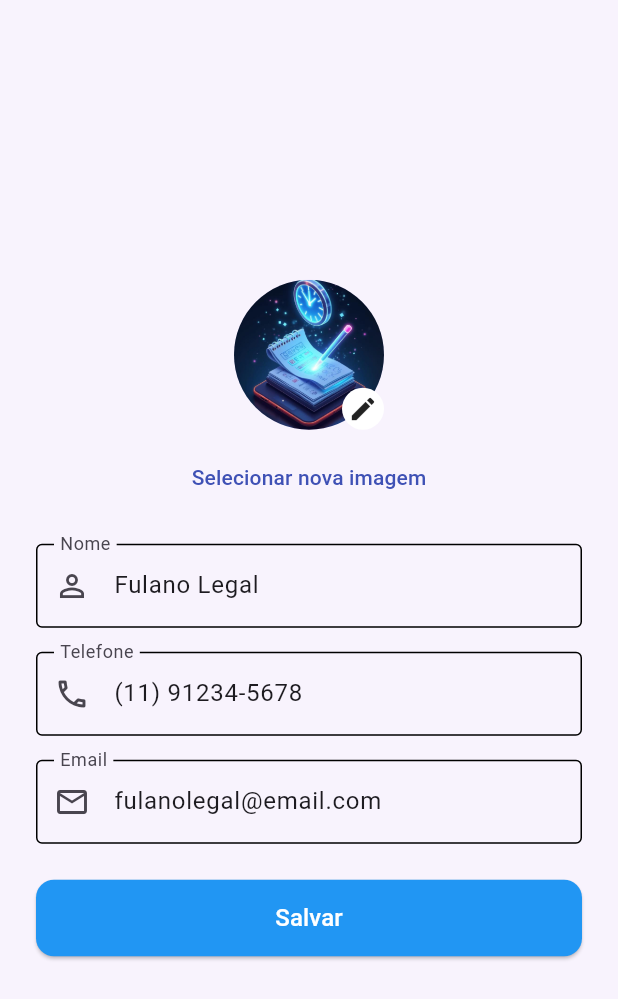
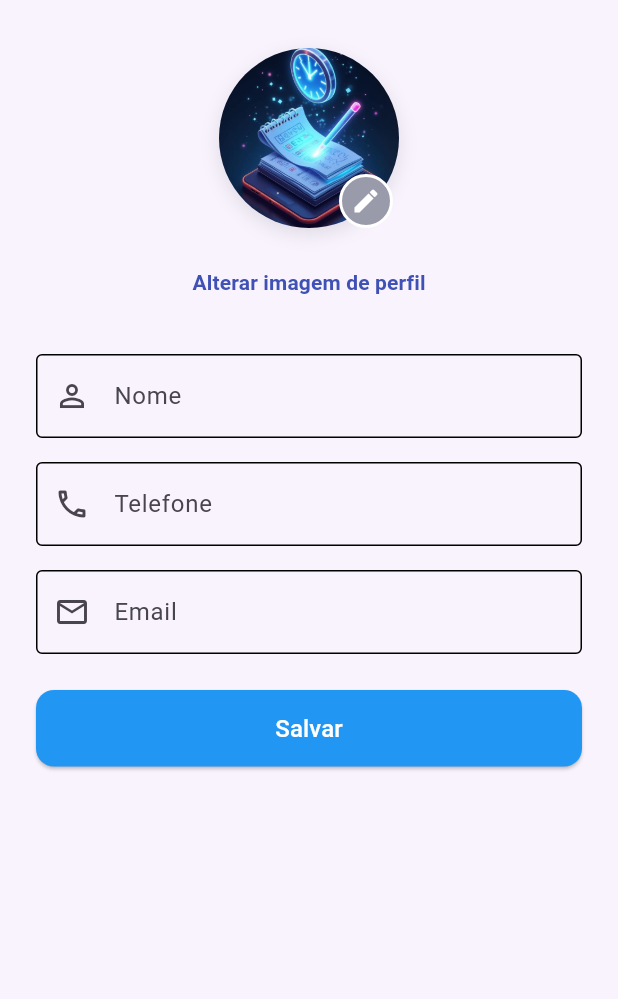
Before and after one commit to kawamotomarcela/TDL_Lembretes, a Flutter app: the ProfilePage screen opened by its route, on a phone screen of 412 x 824 dp. Shown: the top 999 px of the screen. Run offline on Flutter 3.47's test engine with Material 3 defaults, Android fonts, the light colour scheme and no system bars; our stand-ins replace fl_chart, flutter_multi_formatter, google_fonts, table_calendar; accounts and stored records are empty.

Commit message:
integração do perfil do usuário com provider e exibição de pontos na loja

```diff
--- a/Frontend/lib/pages/home/home_page.dart
+++ b/Frontend/lib/pages/home/home_page.dart
@@ -1,4 +1,6 @@
 import 'package:flutter/material.dart';
+import 'package:provider/provider.dart';
+import '../../providers/usuario_provider.dart';
 import 'widgets/home_header.dart';
 import 'widgets/welcome_banner.dart';
 import 'widgets/task_overview_widget.dart';
@@ -6,18 +8,19 @@ import 'widgets/points_widget.dart';
 import 'widgets/news_section.dart';
 
 class HomePage extends StatelessWidget {
-  final String userName;
-
-  const HomePage({super.key, required this.userName});
+  const HomePage({super.key});
 
   @override
   Widget build(BuildContext context) {
-    return SingleChildScrollView(
+    final usuario = context.watch<UsuarioProvider>().usuario;
+
+    return Scaffold(
+      body: SingleChildScrollView(
         padding: const EdgeInsets.all(16),
         child: Column(
           crossAxisAlignment: CrossAxisAlignment.start,
           children: [
-          HomeHeader(userName: userName),
+            HomeHeader(userName: usuario?.nome ?? 'Usuário'),
             const SizedBox(height: 20),
             const WelcomeBanner(),
             const SizedBox(height: 20),
@@ -28,6 +31,7 @@ class HomePage extends StatelessWidget {
             const NewsSection(),
           ],
         ),
+      ),
     );
   }
 }
--- a/Frontend/lib/pages/main_page.dart
+++ b/Frontend/lib/pages/main_page.dart
@@ -24,7 +24,7 @@ class _MainPageState extends State<MainPage> {
   void initState() {
     super.initState();
     _pages = [
-      const HomePage(userName: 'Naeem'),
+      const HomePage(),
       const TaskListPage(),
       const CalendarPage(),
       LojaPage(),
--- a/Frontend/lib/pages/profile/profile_page.dart
+++ b/Frontend/lib/pages/profile/profile_page.dart
@@ -48,51 +48,66 @@ class _ProfilePageState extends State<ProfilePage> {
 
     return Scaffold(
       backgroundColor: const Color(0xFFF8F3FD),
-      body: SafeArea(
-        child: Center(
-          child: SingleChildScrollView(
-            padding: const EdgeInsets.all(24),
+      body: SingleChildScrollView(
+        padding: const EdgeInsets.symmetric(horizontal: 24, vertical: 32),
         child: Column(
           children: [
             Stack(
-                  alignment: Alignment.center,
               children: [
-                    CircleAvatar(
-                      radius: 50,
+                Container(
+                  decoration: BoxDecoration(
+                    shape: BoxShape.circle,
+                    boxShadow: [
+                      BoxShadow(
+                        color: Colors.black.withOpacity(0.1),
+                        blurRadius: 10,
+                        offset: const Offset(0, 4),
+                      ),
+                    ],
+                  ),
+                  child: CircleAvatar(
+                    radius: 60,
                     backgroundImage: isNetwork
                         ? NetworkImage(_imageUrl) as ImageProvider
                         : AssetImage(_imageUrl),
                   ),
+                ),
                 Positioned(
                   bottom: 0,
-                      right: 0,
+                  right: 4,
                   child: GestureDetector(
                     onTap: _changeImage,
                     child: Container(
-                          decoration: const BoxDecoration(
+                      padding: const EdgeInsets.all(6),
+                      decoration: BoxDecoration(
                         shape: BoxShape.circle,
+                        color: const Color.fromARGB(255, 153, 155, 170),
+                        border: Border.all(color: Colors.white, width: 2),
+                      ),
+                      child: const Icon(
+                        Icons.edit,
                         color: Colors.white,
+                        size: 20,
                       ),
-                          padding: const EdgeInsets.all(4),
-                          child: const Icon(Icons.edit, size: 20),
                     ),
                   ),
                 ),
               ],
             ),
-                const SizedBox(height: 8),
+            const SizedBox(height: 12),
             TextButton(
               onPressed: _changeImage,
               child: const Text(
-                    'Selecionar nova imagem',
-                    style: TextStyle(color: Colors.indigo),
+                'Alterar imagem de perfil',
+                style: TextStyle(
+                  color: Colors.indigo,
+                  fontWeight: FontWeight.w600,
                 ),
               ),
-                const SizedBox(height: 20),
+            ),
+            const SizedBox(height: 24),
             const ProfileForm(),
           ],
-            ),
-          ),
         ),
       ),
     );
--- a/Frontend/lib/pages/profile/widgets/profile_form.dart
+++ b/Frontend/lib/pages/profile/widgets/profile_form.dart
@@ -1,6 +1,8 @@
 import 'package:flutter/material.dart';
+import 'package:provider/provider.dart';
 import '../../../utils/show_snackbar.dart';
 import '../../../utils/validators.dart';
+import '../../../providers/usuario_provider.dart';
 
 class ProfileForm extends StatefulWidget {
   const ProfileForm({super.key});
@@ -11,12 +13,24 @@ class ProfileForm extends StatefulWidget {
 
 class _ProfileFormState extends State<ProfileForm> {
   final _formKey = GlobalKey<FormState>();
-  final _nameController = TextEditingController(text: "Fulano Legal");
-  final _phoneController = TextEditingController(text: "(11) 91234-5678");
-  final _emailController = TextEditingController(text: "fulanolegal@email.com");
+
+  late final TextEditingController _nameController;
+  late final TextEditingController _phoneController;
+  late final TextEditingController _emailController;
+
+  @override
+  void initState() {
+    super.initState();
+    final usuario = Provider.of<UsuarioProvider>(context, listen: false).usuario;
+
+    _nameController = TextEditingController(text: usuario?.nome ?? '');
+    _phoneController = TextEditingController(text: usuario?.telefone ?? '');
+    _emailController = TextEditingController(text: usuario?.email ?? '');
+  }
 
   void _saveProfile() {
     if (_formKey.currentState!.validate()) {
+      // Aqui você poderia chamar um serviço de atualização no banco
       showSnackBar(context, 'Perfil atualizado com sucesso!', color: Colors.green);
     }
   }
--- a/Frontend/lib/pages/store/store_page.dart
+++ b/Frontend/lib/pages/store/store_page.dart
@@ -1,7 +1,9 @@
 import 'package:flutter/material.dart';
+import 'package:provider/provider.dart';
 import 'package:grupotdl/pages/store/widgets/product_card.dart';
 import 'package:grupotdl/pages/store/widgets/info_store.dart';
 import 'package:grupotdl/pages/store/widgets/total_points_card.dart';
+import 'package:grupotdl/providers/usuario_provider.dart';
 
 class LojaPage extends StatelessWidget {
   LojaPage({super.key});
@@ -19,10 +21,9 @@ class LojaPage extends StatelessWidget {
     },
   ];
 
-  final int totalPontos = 672;
-
   @override
   Widget build(BuildContext context) {
+    final usuario = context.watch<UsuarioProvider>().usuario;
     final screenWidth = MediaQuery.of(context).size.width;
     final crossAxisCount = screenWidth < 600 ? 2 : 3;
 
@@ -35,7 +36,10 @@ class LojaPage extends StatelessWidget {
             children: [
               const InfoCard(),
               const SizedBox(height: 12),
-              TotalPointsCard(total: totalPontos),
+
+              // 👉 Exibe pontos reais do usuário (ou 0 se null)
+              TotalPointsCard(total: usuario?.pontos ?? 0),
+
               const SizedBox(height: 20),
               GridView.builder(
                 shrinkWrap: true,
```
Also changed, not shown: Frontend/lib/pages/login/login_page.dart (+6 -5 lines). Lines whose indentation alone changed are shown as unchanged.
